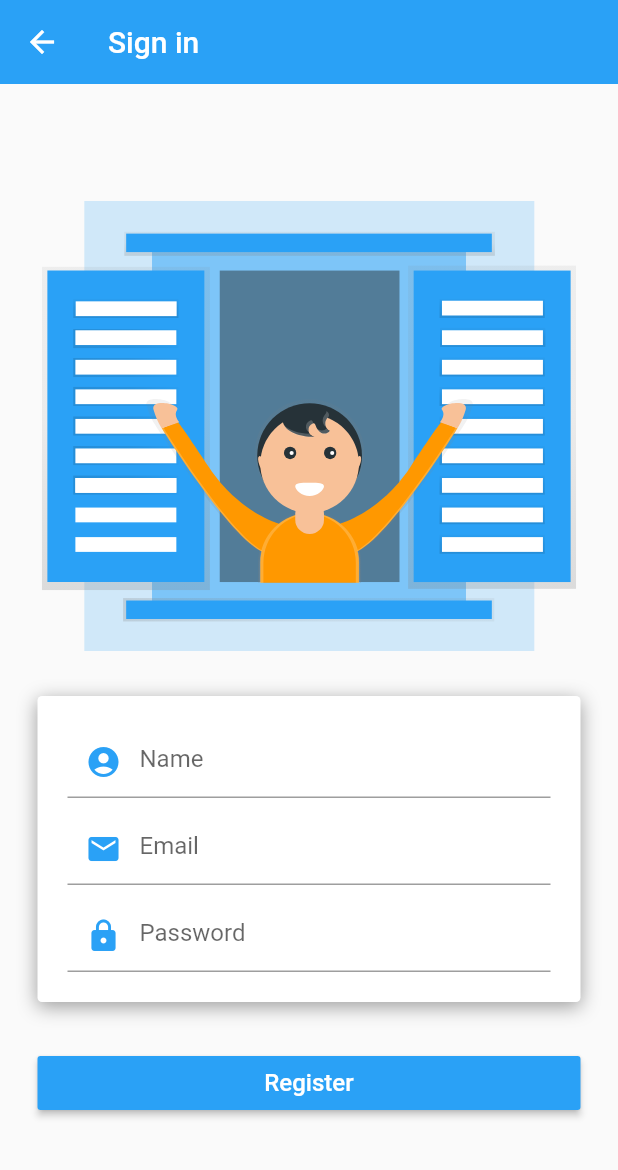
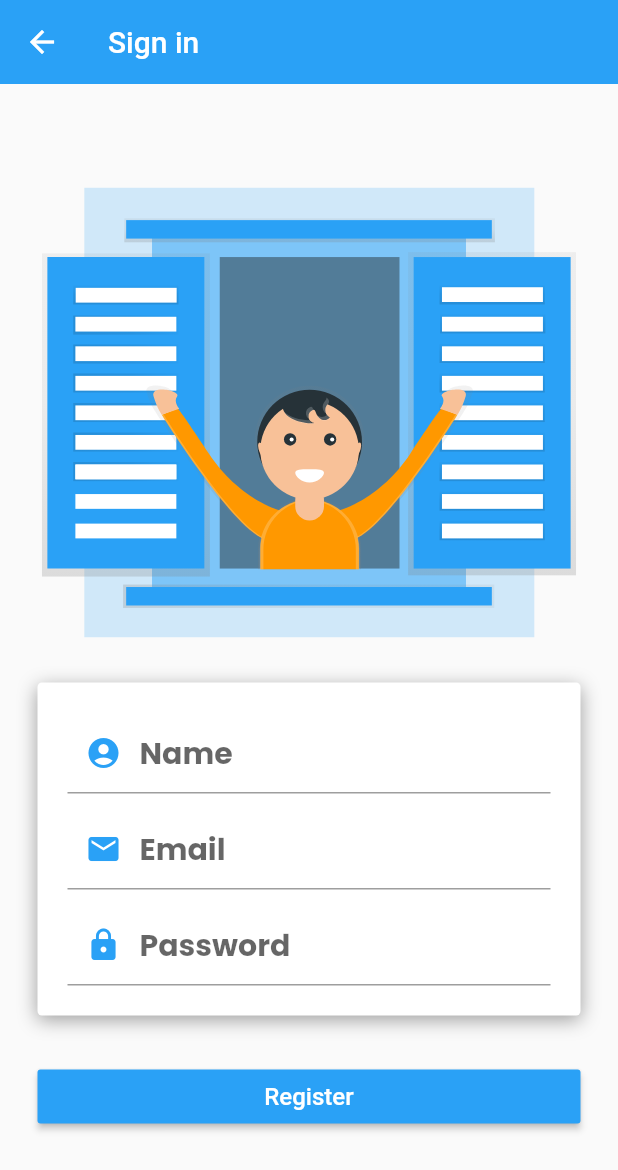
Before and after one commit to Hcastro1515/TuTiempo, a Flutter app: the SingUp screen opened directly, on a phone screen of 412 x 824 dp. Shown: the top 1170 px of the screen. Run offline on Flutter 3.47's test engine with Material 2 defaults, Android fonts, the phone set to English and light mode, and no system bars; our stand-ins replace cloud_firestore, firebase_auth, firebase_core, flutter_svg, get, google_fonts; accounts and stored records are empty; network calls fail.

Commit message:
Clear all task working

```diff
--- a/lib/config.dart
+++ b/lib/config.dart
@@ -25,5 +25,10 @@ final themeData = ThemeData(
       fontSize: 20,
       fontWeight: FontWeight.bold,
     ),
+    subtitle1: GoogleFonts.poppins(
+      color: Colors.grey,
+      fontSize: 20,
+      fontWeight: FontWeight.bold
+    ),
   ),
 );
--- a/lib/controllers/auth_controller.dart
+++ b/lib/controllers/auth_controller.dart
@@ -22,7 +22,7 @@ class AuthController extends GetxController {
     try {
       UserCredential _authResult =
           await _firebaseAuth.createUserWithEmailAndPassword(
-              email: email, password: password);
+              email: email.trim(), password: password.trim());
       //create user in database.dart
       UserModel _user = UserModel(
         id: _authResult.user.uid,
--- a/lib/widgets/task_card.dart
+++ b/lib/widgets/task_card.dart
@@ -17,7 +17,7 @@ class TaskCard extends StatelessWidget {
   Widget build(BuildContext context) {
     return Container(
       margin: EdgeInsets.symmetric(vertical: 10),
-      height: Get.height / 9.5,
+      height: Get.height / 9,
       width: double.infinity,
       decoration: BoxDecoration(
           borderRadius: BorderRadius.circular(5), color: Color(0xff272A27)),
@@ -27,7 +27,7 @@ class TaskCard extends StatelessWidget {
           crossAxisAlignment: CrossAxisAlignment.start,
           mainAxisAlignment: MainAxisAlignment.center,
           children: [
-            Text(task.time, style: Theme.of(context).textTheme.headline1),
+            Text(task.time, style: Theme.of(context).textTheme.subtitle1),
             Row(
               mainAxisAlignment: MainAxisAlignment.spaceBetween,
               children: [
```
Also changed, not shown: lib/screens/home.dart (+8 -3 lines), lib/services/database.dart (+17 -0 lines).
